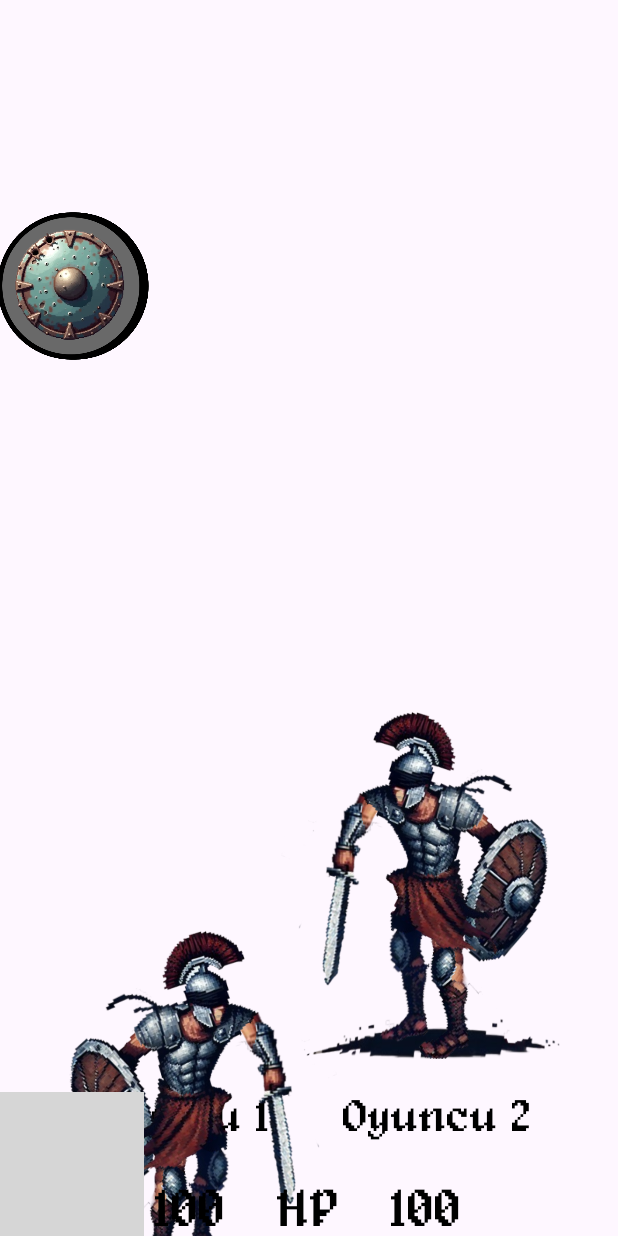
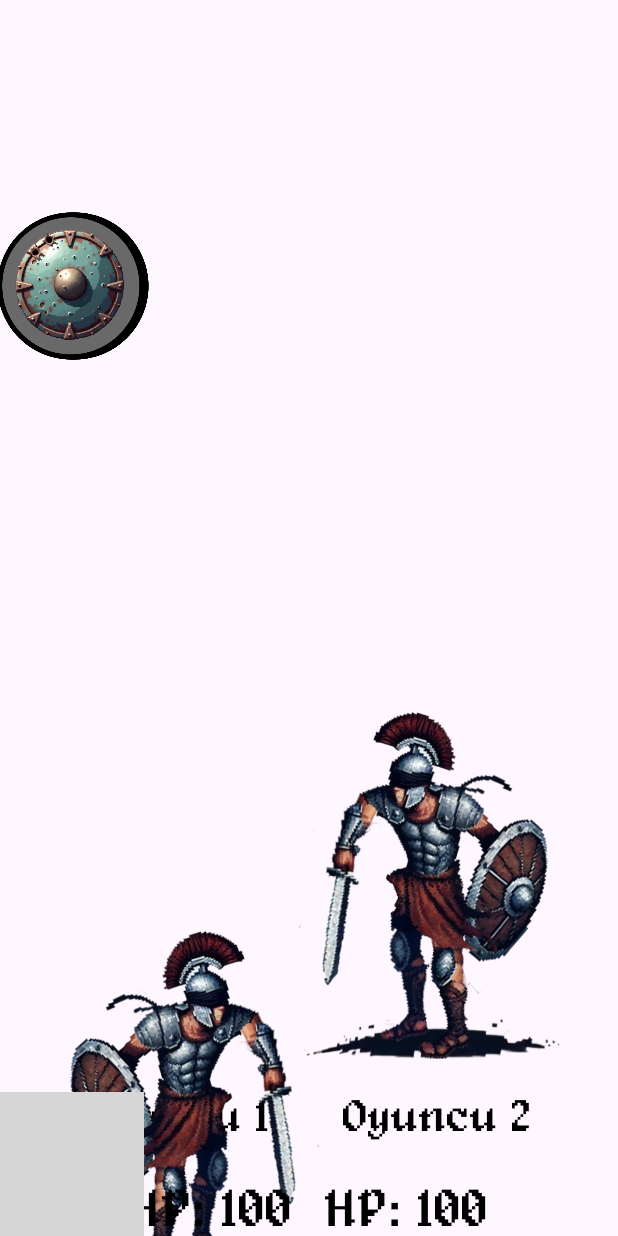
Before and after one commit to ebakc/korGladyatorler, an Android app: the gameActivity screen opened directly, with no data from a screen before it, after a tap on an icon or button, on a phone screen of 412 x 824 dp. Run offline under Robolectric (Android 15) with nearby library versions, the phone set to English and light mode, and no system bars; grey boxes are pictures that could not be loaded.

Commit message:
Oyun bitti. İyileştirmeler ve bug düzeltmeleri yapılacak.

```diff
--- a/app/src/main/java/com/example/korgladyatorler/gameActivity.java
+++ b/app/src/main/java/com/example/korgladyatorler/gameActivity.java
@@ -24,6 +24,7 @@ import java.util.Random;
 public class gameActivity extends AppCompatActivity {
 
     private void uiElemanlariTanimlama() {
+        // Diğer UI elemanlarını tanımlama
         oyuncu1Kilic = findViewById(R.id.oyuncu1Kilic);
         oyuncu1Asa = findViewById(R.id.oyuncu1Asa);
         oyuncu1Kalkan = findViewById(R.id.oyuncu1Kalkan);
@@ -34,7 +35,6 @@ public class gameActivity extends AppCompatActivity {
 
         oyuncu1Hp = findViewById(R.id.oyuncu1Hp);
         oyuncu2Hp = findViewById(R.id.oyuncu2Hp);
-        hpText = findViewById(R.id.hpText);
 
         itemsecButton = findViewById(R.id.itemsecButton);
 
@@ -44,12 +44,20 @@ public class gameActivity extends AppCompatActivity {
 
         oyuncu1Char = findViewById(R.id.oyuncu1Char);
         oyuncu2Char = findViewById(R.id.oyuncu2Char);
+
+        // Yeniden başlatma butonunu tanımlama
+        yenidenButton = findViewById(R.id.yenidenButton);
+
+        // Kazanan TextView'i tanımlayın
+        kazananText = findViewById(R.id.kazananText);
     }
 
     private ImageButton oyuncu1Kilic, oyuncu1Asa, oyuncu1Kalkan;
     private ImageButton oyuncu2Kilic, oyuncu2Asa, oyuncu2Kalkan;
-    private TextView oyuncu1Hp, oyuncu2Hp, hpText;
+    private TextView oyuncu1Hp, oyuncu2Hp;
     private ImageButton itemsecButton;
+    private ImageButton yenidenButton; // Yeniden başlatma butonu
+    private TextView kazananText;
     private ImageView oyuncu1Zar, oyuncu2Zar, oyuncu1Char, oyuncu2Char;
 
     private ArrayList<String> kiliclar;
@@ -85,6 +93,8 @@ public class gameActivity extends AppCompatActivity {
 
         random = new Random(); // Random sınıfını tanımla
 
+        yenidenButton.setOnClickListener(v -> yenidenBaslat());
+
         // Item butonlarına tıklama işlemi ekle
         oyuncu1Kilic.setOnClickListener(v -> zarAt(1, false, false)); // Kılıç kullanımı
         oyuncu1Asa.setOnClickListener(v -> zarAt(1, true, false));  // Asa kullanımı
@@ -94,6 +104,8 @@ public class gameActivity extends AppCompatActivity {
         oyuncu2Asa.setOnClickListener(v -> zarAt(2, true, false));  // Asa kullanımı
         oyuncu2Kalkan.setOnClickListener(v -> zarAt(2, false, true)); // Kalkan kullanımı
 
+        yenidenButton.setOnClickListener(v -> yenidenBaslat());
+
         // Window insets ayarları
         ViewCompat.setOnApplyWindowInsetsListener(findViewById(R.id.main), (v, insets) -> {
             Insets systemBars = insets.getInsets(WindowInsetsCompat.Type.systemBars());
@@ -101,6 +113,11 @@ public class gameActivity extends AppCompatActivity {
 
             return insets;
         });
+    }
+
+    private void yenidenBaslat() {
+        // Activity'yi yeniden başlat
+        recreate();
     }
 
     // Item Listelerini Oluşturma
@@ -156,7 +173,6 @@ public class gameActivity extends AppCompatActivity {
             oyuncu2Kalkan.setVisibility(View.VISIBLE);
             oyuncu1Hp.setVisibility(View.VISIBLE);
             oyuncu2Hp.setVisibility(View.VISIBLE);
-            hpText.setVisibility(View.VISIBLE);
             itemsecButton.setVisibility(View.INVISIBLE);
 
             // Resimleri değiştirme
@@ -265,6 +281,29 @@ public class gameActivity extends AppCompatActivity {
                 if (oyuncu1Hp != null) {
                     Log.d("Hasar Hesapla", "Oyuncu 1 HP: " + oyuncu1Can);
                     oyuncu1Hp.setText("HP: " + oyuncu1Can); // Oyuncu 1'in HP'sini TextView'e yazma
+                }
+
+                // Oyun bitiş kontrolü
+                if (oyuncu1Can <= 0) {
+                    // Oyuncu 1 kaybetti
+                    kazananText.setText("Oyuncu 2 Kazandı!");
+                    kazananText.setVisibility(View.VISIBLE);
+                    oyuncu1Hp.setVisibility(View.INVISIBLE);
+                    oyuncu1Char.setVisibility(View.INVISIBLE);
+                    oyuncu1Kilic.setVisibility(View.INVISIBLE);
+                    oyuncu1Asa.setVisibility(View.INVISIBLE);
+                    oyuncu1Kalkan.setVisibility(View.INVISIBLE);
+                    yenidenButton.setVisibility(View.VISIBLE); // Yeniden başlatma butonunu görünür yap
+                } else if (oyuncu2Can <= 0) {
+                    // Oyuncu 2 kaybetti
+                    kazananText.setText("Oyuncu 1 Kazandı!");
+                    kazananText.setVisibility(View.VISIBLE);
+                    oyuncu2Hp.setVisibility(View.INVISIBLE);
+                    oyuncu2Char.setVisibility(View.INVISIBLE);
+                    oyuncu2Kilic.setVisibility(View.INVISIBLE);
+                    oyuncu2Asa.setVisibility(View.INVISIBLE);
+                    oyuncu2Kalkan.setVisibility(View.INVISIBLE);
+                    yenidenButton.setVisibility(View.VISIBLE); // Yeniden başlatma butonunu görünür yap
                 }
 
                 // Karakter fotoğraflarını geri çevir (char_stand)
--- a/app/src/main/res/layout/activity_game.xml
+++ b/app/src/main/res/layout/activity_game.xml
@@ -37,6 +37,22 @@
             app:layout_constraintStart_toStartOf="parent"
             app:layout_constraintTop_toTopOf="@+id/background"
             app:layout_constraintVertical_bias="0.050000012" />
+
+        <TextView
+            android:id="@+id/kazananText"
+            android:visibility="gone"
+            android:layout_width="wrap_content"
+            android:layout_height="wrap_content"
+            android:fontFamily="@font/alagard"
+            android:text="Kazanan"
+            android:textColor="@color/black"
+            android:textSize="30sp"
+            app:layout_constraintBottom_toBottomOf="parent"
+            app:layout_constraintEnd_toEndOf="parent"
+            app:layout_constraintHorizontal_bias="0.499"
+            app:layout_constraintStart_toStartOf="parent"
+            app:layout_constraintTop_toTopOf="@+id/background"
+            app:layout_constraintVertical_bias="0.164" />
 
         <TextView
             android:id="@+id/oyuncu2Id"
@@ -85,7 +101,7 @@
             android:layout_width="wrap_content"
             android:layout_height="wrap_content"
             android:fontFamily="@font/alagard"
-            android:text="100"
+            android:text="HP: 100"
             android:textColor="@color/black"
             android:textSize="35sp"
             android:visibility="gone"
@@ -101,29 +117,13 @@
             android:layout_width="wrap_content"
             android:layout_height="wrap_content"
             android:fontFamily="@font/alagard"
-            android:text="100"
+            android:text="HP: 100"
             android:textColor="@color/black"
             android:textSize="35sp"
             android:visibility="gone"
             app:layout_constraintBottom_toBottomOf="parent"
             app:layout_constraintEnd_toEndOf="parent"
             app:layout_constraintHorizontal_bias="0.715"
-            app:layout_constraintStart_toStartOf="parent"
-            app:layout_constraintTop_toTopOf="@+id/background"
-            app:layout_constraintVertical_bias="1.0" />
-
-        <TextView
-            android:id="@+id/hpText"
-            android:visibility="gone"
-            android:layout_width="wrap_content"
-            android:layout_height="wrap_content"
-            android:fontFamily="@font/alagard"
-            android:text="HP"
-            android:textColor="@color/black"
-            android:textSize="35sp"
-            app:layout_constraintBottom_toBottomOf="parent"
-            app:layout_constraintEnd_toEndOf="parent"
-            app:layout_constraintHorizontal_bias="0.499"
             app:layout_constraintStart_toStartOf="parent"
             app:layout_constraintTop_toTopOf="@+id/background"
             app:layout_constraintVertical_bias="1.0" />
@@ -140,6 +140,20 @@
             app:layout_constraintTop_toTopOf="@+id/background"
             app:layout_constraintVertical_bias="0.307"
             app:srcCompat="@drawable/item_button" />
+
+        <ImageButton
+            android:id="@+id/yenidenButton"
+            android:visibility="gone"
+            android:layout_width="125dp"
+            android:layout_height="50dp"
+            android:background="@android:color/transparent"
+            android:scaleType="fitXY"
+            app:layout_constraintBottom_toBottomOf="parent"
+            app:layout_constraintEnd_toEndOf="parent"
+            app:layout_constraintStart_toStartOf="parent"
+            app:layout_constraintTop_toTopOf="@+id/background"
+            app:layout_constraintVertical_bias="0.498"
+            app:srcCompat="@drawable/yeniden_button" />
 
         <ImageButton
             android:id="@+id/oyuncu1Kilic"
```
